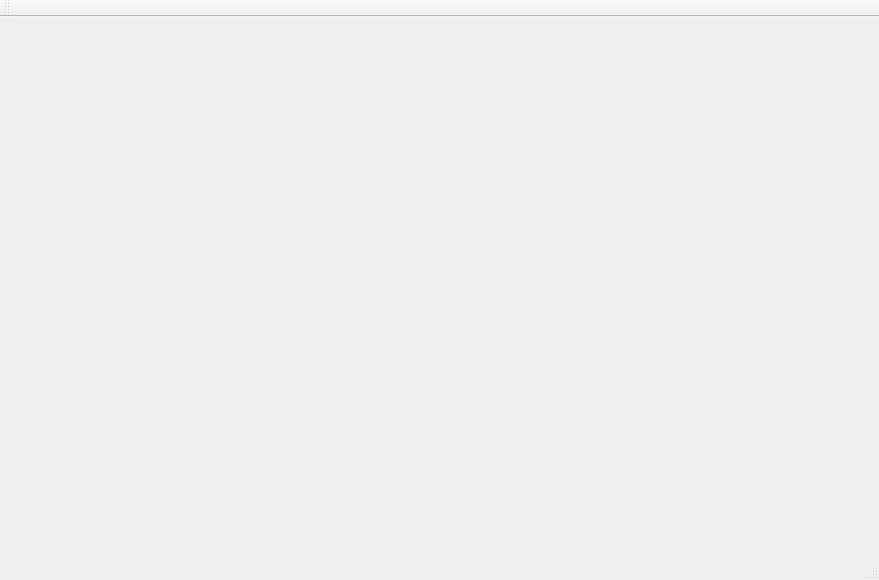
The window that testPixel/mainwindow.ui (ewaugh13/Pixel-Editor) describes before a commit, drawn with Qt 5.
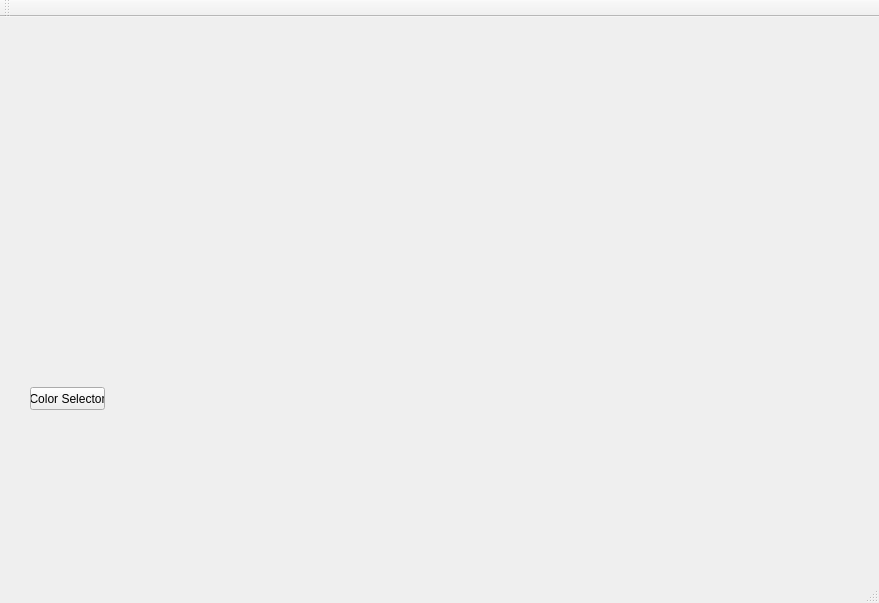
The same window after the commit. Custom widgets are drawn as their Qt base class.

The edit to the form file:
```diff
--- a/testPixel/mainwindow.ui
+++ b/testPixel/mainwindow.ui
@@ -7,7 +7,7 @@
     <x>0</x>
     <y>0</y>
     <width>879</width>
-    <height>580</height>
+    <height>603</height>
    </rect>
   </property>
   <property name="windowTitle">
@@ -34,6 +34,32 @@
     </property>
     <layout class="QGridLayout" name="gridLayout"/>
    </widget>
+   <widget class="QLabel" name="label">
+    <property name="geometry">
+     <rect>
+      <x>30</x>
+      <y>400</y>
+      <width>61</width>
+      <height>61</height>
+     </rect>
+    </property>
+    <property name="text">
+     <string/>
+    </property>
+   </widget>
+   <widget class="QPushButton" name="colorSelector">
+    <property name="geometry">
+     <rect>
+      <x>30</x>
+      <y>370</y>
+      <width>75</width>
+      <height>23</height>
+     </rect>
+    </property>
+    <property name="text">
+     <string>Color Selector</string>
+    </property>
+   </widget>
   </widget>
   <widget class="QMenuBar" name="menuBar">
    <property name="geometry">
```
